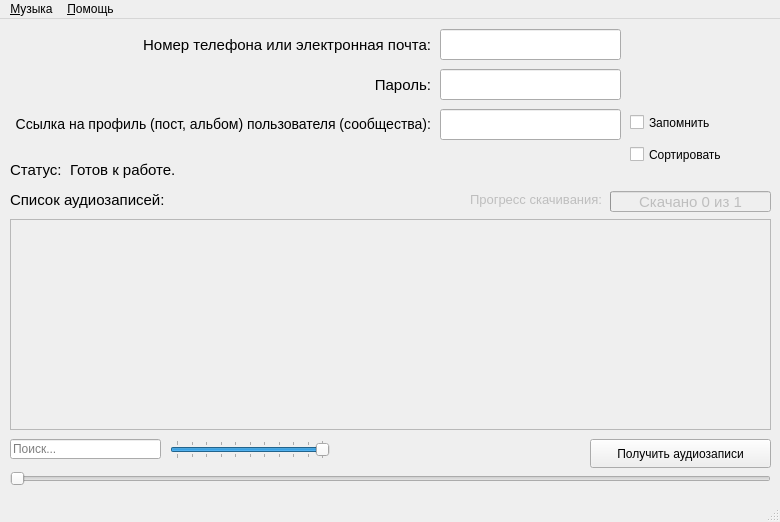
qwertyadrian/vk-music-downloader, file gui/audio.ui: the form before one commit.
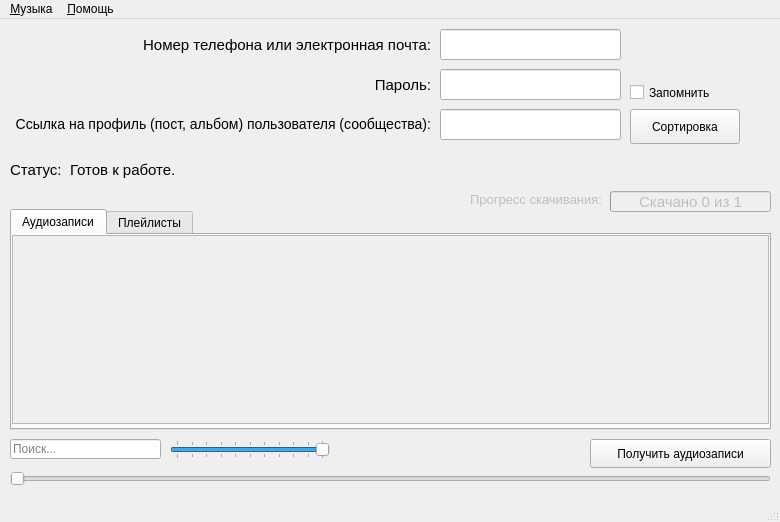
The form after the commit. Icons and pictures are not drawn.

Commit message: Список аудиозаписей и плейлистов разделен две соответствующие вкладки Возмость отсортировать список по имени трека или исполнителя

Diff of the .ui file:
```diff
--- a/gui/audio.ui
+++ b/gui/audio.ui
@@ -189,8 +189,8 @@
     <property name="geometry">
      <rect>
       <x>630</x>
-      <y>90</y>
-      <width>111</width>
+      <y>60</y>
+      <width>110</width>
       <height>27</height>
      </rect>
     </property>
@@ -222,27 +222,6 @@
      <bool>true</bool>
     </property>
    </widget>
-   <widget class="QLabel" name="label_4">
-    <property name="enabled">
-     <bool>true</bool>
-    </property>
-    <property name="geometry">
-     <rect>
-      <x>10</x>
-      <y>165</y>
-      <width>161</width>
-      <height>31</height>
-     </rect>
-    </property>
-    <property name="font">
-     <font>
-      <pointsize>11</pointsize>
-     </font>
-    </property>
-    <property name="text">
-     <string>Список аудиозаписей:</string>
-    </property>
-   </widget>
    <widget class="QProgressBar" name="progressBar">
     <property name="enabled">
      <bool>false</bool>
@@ -303,36 +282,6 @@
      <string>Прогресс скачивания:</string>
     </property>
    </widget>
-   <widget class="QTreeWidget" name="trackList">
-    <property name="enabled">
-     <bool>false</bool>
-    </property>
-    <property name="geometry">
-     <rect>
-      <x>10</x>
-      <y>200</y>
-      <width>761</width>
-      <height>211</height>
-     </rect>
-    </property>
-    <property name="contextMenuPolicy">
-     <enum>Qt::CustomContextMenu</enum>
-    </property>
-    <property name="editTriggers">
-     <set>QAbstractItemView::NoEditTriggers</set>
-    </property>
-    <property name="selectionMode">
-     <enum>QAbstractItemView::ExtendedSelection</enum>
-    </property>
-    <attribute name="headerVisible">
-     <bool>false</bool>
-    </attribute>
-    <column>
-     <property name="text">
-      <string>Аудиозаписи</string>
-     </property>
-    </column>
-   </widget>
    <widget class="QLineEdit" name="search">
     <property name="geometry">
      <rect>
@@ -419,21 +368,121 @@
      <enum>Qt::Horizontal</enum>
     </property>
    </widget>
-   <widget class="QCheckBox" name="sort_tracks">
+   <widget class="QToolButton" name="sort_tracks">
     <property name="geometry">
      <rect>
       <x>630</x>
-      <y>120</y>
-      <width>111</width>
-      <height>31</height>
+      <y>90</y>
+      <width>110</width>
+      <height>35</height>
      </rect>
     </property>
     <property name="toolTip">
      <string>Упорядочить список в алфавитном порядке по имени исполнителя?</string>
     </property>
     <property name="text">
-     <string>Сортировать</string>
+     <string>Сортировка</string>
     </property>
+    <property name="popupMode">
+     <enum>QToolButton::InstantPopup</enum>
+    </property>
+    <property name="toolButtonStyle">
+     <enum>Qt::ToolButtonTextOnly</enum>
+    </property>
+   </widget>
+   <widget class="QTabWidget" name="tabWidget">
+    <property name="enabled">
+     <bool>true</bool>
+    </property>
+    <property name="geometry">
+     <rect>
+      <x>10</x>
+      <y>190</y>
+      <width>761</width>
+      <height>221</height>
+     </rect>
+    </property>
+    <property name="currentIndex">
+     <number>0</number>
+    </property>
+    <widget class="QWidget" name="tracks_tab">
+     <attribute name="title">
+      <string>Аудиозаписи</string>
+     </attribute>
+     <widget class="QTreeWidget" name="trackList">
+      <property name="enabled">
+       <bool>false</bool>
+      </property>
+      <property name="geometry">
+       <rect>
+        <x>0</x>
+        <y>0</y>
+        <width>757</width>
+        <height>189</height>
+       </rect>
+      </property>
+      <property name="contextMenuPolicy">
+       <enum>Qt::CustomContextMenu</enum>
+      </property>
+      <property name="editTriggers">
+       <set>QAbstractItemView::NoEditTriggers</set>
+      </property>
+      <property name="selectionMode">
+       <enum>QAbstractItemView::ExtendedSelection</enum>
+      </property>
+      <property name="headerHidden">
+       <bool>true</bool>
+      </property>
+      <property name="columnCount">
+       <number>2</number>
+      </property>
+      <attribute name="headerVisible">
+       <bool>false</bool>
+      </attribute>
+      <column>
+       <property name="text">
+        <string>artist - name</string>
+       </property>
+      </column>
+      <column>
+       <property name="text">
+        <string>name - artist</string>
+       </property>
+      </column>
+     </widget>
+    </widget>
+    <widget class="QWidget" name="playlists_tab">
+     <attribute name="title">
+      <string>Плейлисты</string>
+     </attribute>
+     <widget class="QTreeWidget" name="albumsList">
+      <property name="enabled">
+       <bool>false</bool>
+      </property>
+      <property name="geometry">
+       <rect>
+        <x>0</x>
+        <y>0</y>
+        <width>757</width>
+        <height>189</height>
+       </rect>
+      </property>
+      <property name="editTriggers">
+       <set>QAbstractItemView::NoEditTriggers</set>
+      </property>
+      <property name="selectionMode">
+       <enum>QAbstractItemView::ExtendedSelection</enum>
+      </property>
+      <attribute name="headerVisible">
+       <bool>false</bool>
+      </attribute>
+      <column>
+       <property name="text">
+        <string>Плейлист</string>
+       </property>
+      </column>
+     </widget>
+    </widget>
    </widget>
   </widget>
   <widget class="QMenuBar" name="menuBar">
```
Left out of the diff: 3 changed lines with no effect on the pictures. The commit also changes 3 other files.
